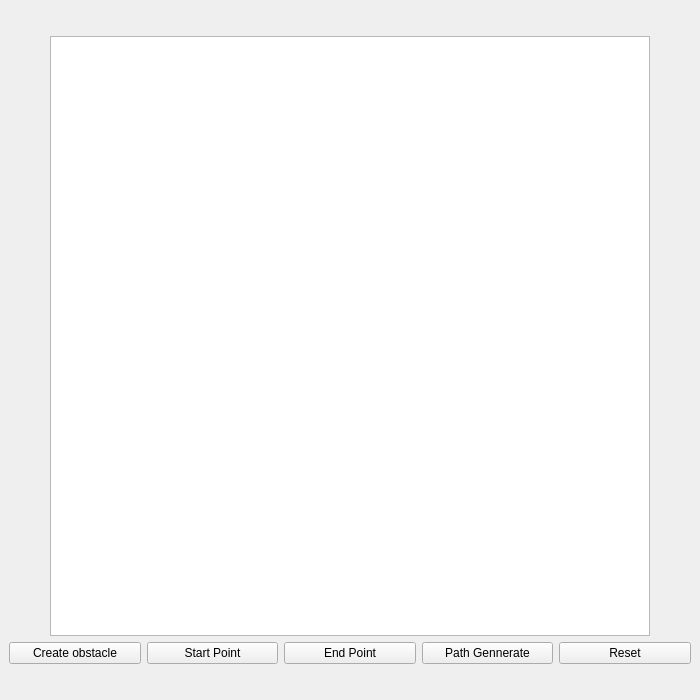
Leang69/Path_Planning000, file mainwindow.ui: the form before one commit.
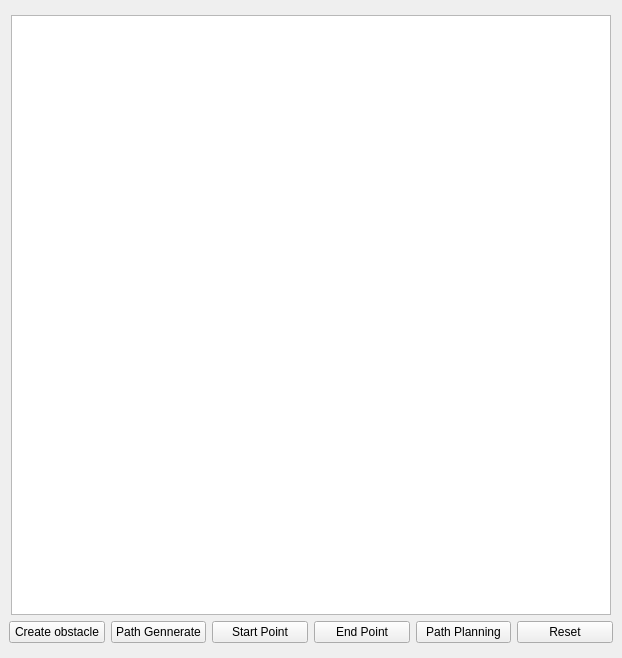
The form after the commit.

Commit message: Path findding

Diff of the .ui file:
```diff
--- a/mainwindow.ui
+++ b/mainwindow.ui
@@ -6,8 +6,8 @@
    <rect>
     <x>0</x>
     <y>0</y>
-    <width>700</width>
-    <height>700</height>
+    <width>622</width>
+    <height>658</height>
    </rect>
   </property>
   <property name="sizePolicy">
@@ -76,6 +76,13 @@
           </property>
          </widget>
         </item>
+        <item>
+         <widget class="QPushButton" name="BGenerate">
+          <property name="text">
+           <string>Path Gennerate</string>
+          </property>
+         </widget>
+        </item>
         <item>
          <widget class="QPushButton" name="BstartPoint">
           <property name="text">
@@ -91,9 +98,9 @@
          </widget>
         </item>
         <item>
-         <widget class="QPushButton" name="BGenerate">
+         <widget class="QPushButton" name="BPathPlannig">
           <property name="text">
-           <string>Path Gennerate</string>
+           <string>Path Planning</string>
           </property>
          </widget>
         </item>
```
The commit also changes 7 other files.
